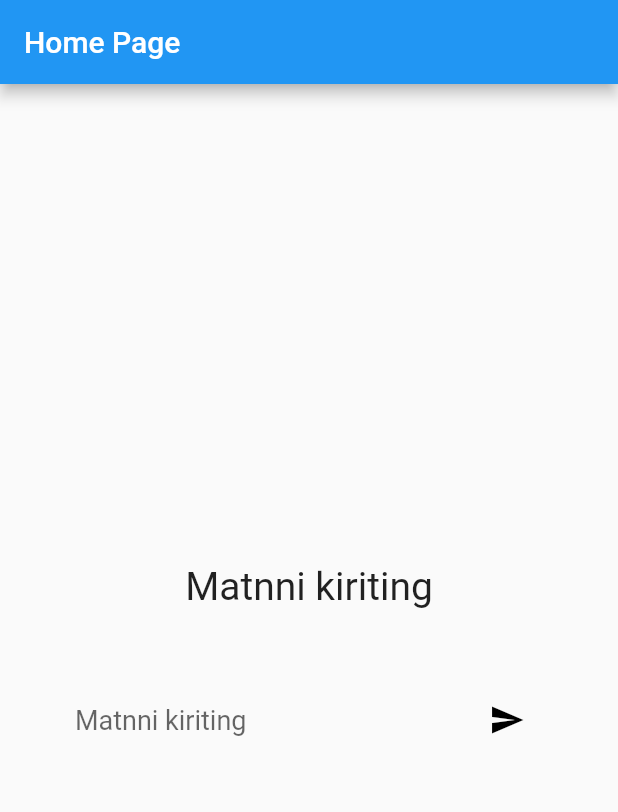
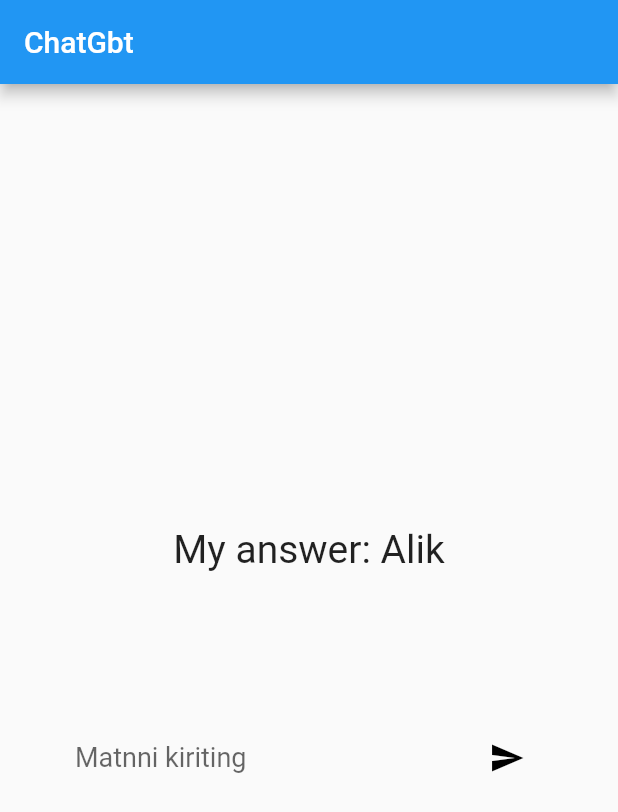
Before and after one commit to solihdev/chatGPT_with_stream, a Flutter app: the screen it shows after launch, after a tap on the "send" icon, on a phone screen of 412 x 824 dp. Shown: the top 812 px of the screen. Run offline on Flutter 3.47's test engine with Material 2 defaults, Android fonts, the phone set to English and light mode, and no system bars.

Commit message:
some changes

```diff
--- a/lib/main.dart
+++ b/lib/main.dart
@@ -10,6 +10,7 @@ class MyApp extends StatelessWidget {
   @override
   Widget build(BuildContext context) {
     return MaterialApp(
+      debugShowCheckedModeBanner: false,
       title: 'ChatGbt',
       theme: ThemeData(
         primarySwatch: Colors.blue,
--- a/lib/ui/home_page.dart
+++ b/lib/ui/home_page.dart
@@ -13,10 +13,10 @@ class _HomePageState extends State<HomePage> {
   StreamController<ChatGPTModel> streamController =
       StreamController<ChatGPTModel>.broadcast();
   late StreamSubscription streamSubscription;
-  String text = "";
+
 
   late Stream<ChatGPTModel> stream = createNewUser(
-      ChatGPTModel(questionText: "Salom", createdTime: "", answerText: "Alik"));
+      ChatGPTModel(questionText: "", createdTime: "", answerText: ""));
 
   @override
   void initState() {
@@ -30,13 +30,13 @@ class _HomePageState extends State<HomePage> {
 
   Stream<ChatGPTModel> createNewStream() async* {
     yield ChatGPTModel(
-        answerText: "Qaleysiz", createdTime: "", questionText: "");
-    await Future.delayed(const Duration(seconds: 3));
-    yield ChatGPTModel(
-        answerText: "Yaxshimisiz", createdTime: "", questionText: "");
-    await Future.delayed(const Duration(seconds: 5));
-    yield ChatGPTModel(
-        answerText: "Ahvollar qanday", createdTime: "", questionText: "");
+        answerText: "Alik", createdTime: "", questionText: "Salom");
+    // await Future.delayed(const Duration(seconds: 3));
+    // yield ChatGPTModel(
+    //     answerText: "Yaxshimisiz", createdTime: "", questionText: "");
+    // await Future.delayed(const Duration(seconds: 2));
+    // yield ChatGPTModel(
+    //     answerText: "Ahvollar qanday", createdTime: "", questionText: "");
   }
 
   Stream<ChatGPTModel> createNewUser(ChatGPTModel chatGPTModel) async* {
@@ -45,9 +45,10 @@ class _HomePageState extends State<HomePage> {
 
   @override
   Widget build(BuildContext context) {
+    String text = "";
     return Scaffold(
       appBar: AppBar(
-        title: const Text("Home Page"),
+        title: const Text("ChatGbt"),
       ),
       body: Column(
         mainAxisAlignment: MainAxisAlignment.center,
@@ -59,7 +60,7 @@ class _HomePageState extends State<HomePage> {
                 if (snapshot.hasData) {
                   var data = snapshot.data!;
                   return Text(
-                    text == data.questionText
+                    text != data.questionText
                         ? "My answer: ${data.answerText}"
                         : "Matnni kiriting",
                     style: const TextStyle(fontSize: 26),
@@ -73,14 +74,14 @@ class _HomePageState extends State<HomePage> {
                 }
               }),
           Padding(
-            padding: const EdgeInsets.only(left: 50, right: 50, top: 50),
+            padding: const EdgeInsets.only(left: 50, right: 50,top: 100),
             child: Row(
               children: [
                 Expanded(
                   child: TextField(
                     onChanged: (v) {
                       setState(() {
-                        v = text;
+                        v=text;
                       });
                     },
                     keyboardType: TextInputType.text,
@@ -96,8 +97,7 @@ class _HomePageState extends State<HomePage> {
                 IconButton(
                   onPressed: () {
                     // streamSubscription.pause();
-                    // print(streamSubscription.isPaused);
-                    // streamController.addStream(createNewStream());
+                    streamController.addStream(createNewStream());
                     // streamController.addError("ERRROR");
                   },
                   icon: const Icon(
```
